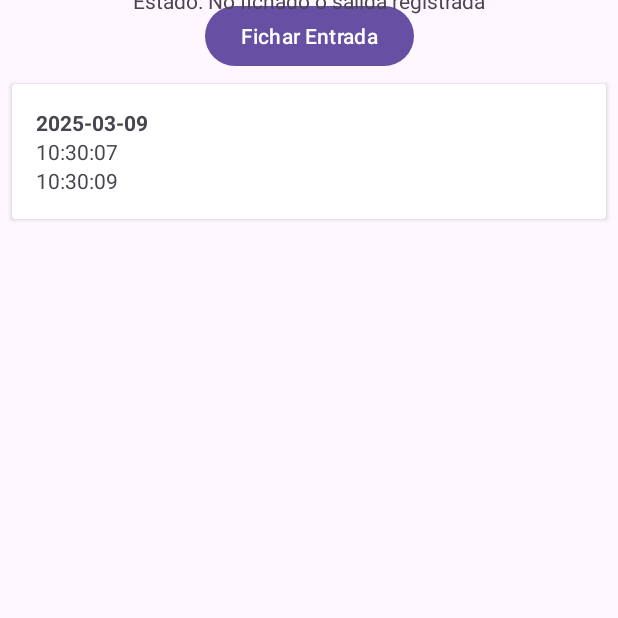
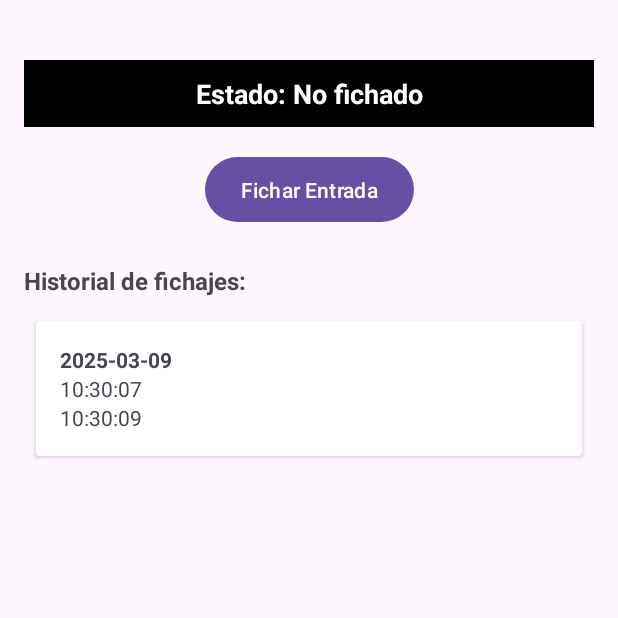
Before and after one commit to ffernandezco/DAS-Proyecto, an Android app: the screen it shows after launch (MainActivity), after a tap on "Fichar Salida", on a phone screen of 412 x 824 dp, the top half of it. Run offline under Robolectric (Android 15) with nearby library versions, the phone set to English and light mode, and no system bars; 1 other tap on this screen came first.

Commit message:
Mejoras de diseño, simplificación de clases

```diff
--- a/app/src/main/AndroidManifest.xml
+++ b/app/src/main/AndroidManifest.xml
@@ -13,7 +13,7 @@
         android:theme="@style/Theme.DASProyecto"
         tools:targetApi="31">
         <activity
-            android:name=".ui.MainActivity"
+            android:name=".MainActivity"
             android:exported="true">
             <intent-filter>
                 <action android:name="android.intent.action.MAIN" />
--- /dev/null
+++ b/app/src/main/java/eus/ehu/dasproyecto/DatabaseHelper.java
@@ -0,0 +1,112 @@
+package eus.ehu.dasproyecto;
+
+import android.content.ContentValues;
+import android.content.Context;
+import android.database.Cursor;
+import android.database.sqlite.SQLiteDatabase;
+import android.database.sqlite.SQLiteOpenHelper;
+
+import java.util.*;
+
+public class DatabaseHelper extends SQLiteOpenHelper {
+    private static final String DATABASE_NAME = "fichaje_db";
+    private static final int DATABASE_VERSION = 1;
+
+    private static final String TABLE_FICHAJES = "fichajes";
+    private static final String COLUMN_ID = "id";
+    private static final String COLUMN_FECHA = "fecha";
+    private static final String COLUMN_HORA_ENTRADA = "hora_entrada";
+    private static final String COLUMN_HORA_SALIDA = "hora_salida";
+    private static final String COLUMN_LATITUD = "latitud";
+    private static final String COLUMN_LONGITUD = "longitud";
+
+    public DatabaseHelper(Context context) {
+        super(context, DATABASE_NAME, null, DATABASE_VERSION);
+    }
+
+    @Override
+    public void onCreate(SQLiteDatabase db) {
+        String createTable = "CREATE TABLE " + TABLE_FICHAJES + " (" +
+                COLUMN_ID + " INTEGER PRIMARY KEY AUTOINCREMENT, " +
+                COLUMN_FECHA + " TEXT, " +
+                COLUMN_HORA_ENTRADA + " TEXT, " +
+                COLUMN_HORA_SALIDA + " TEXT, " +
+                COLUMN_LATITUD + " REAL, " +
+                COLUMN_LONGITUD + " REAL)";
+        db.execSQL(createTable);
+    }
+
+    @Override
+    public void onUpgrade(SQLiteDatabase db, int oldVersion, int newVersion) {
+        db.execSQL("DROP TABLE IF EXISTS " + TABLE_FICHAJES);
+        onCreate(db);
+    }
+
+    public void insertarFichaje(Fichaje fichaje) {
+        SQLiteDatabase db = this.getWritableDatabase();
+        ContentValues values = new ContentValues();
+        values.put(COLUMN_FECHA, fichaje.fecha);
+        values.put(COLUMN_HORA_ENTRADA, fichaje.horaEntrada);
+        values.put(COLUMN_HORA_SALIDA, fichaje.horaSalida);
+        values.put(COLUMN_LATITUD, fichaje.latitud);
+        values.put(COLUMN_LONGITUD, fichaje.longitud);
+
+        db.insert(TABLE_FICHAJES, null, values);
+        db.close();
+    }
+
+    public List<Fichaje> obtenerTodosLosFichajes() {
+        List<Fichaje> listaFichajes = new ArrayList<>();
+        SQLiteDatabase db = this.getReadableDatabase();
+        Cursor cursor = db.rawQuery("SELECT * FROM " + TABLE_FICHAJES + " ORDER BY fecha DESC", null);
+
+        if (cursor.moveToFirst()) {
+            do {
+                Fichaje fichaje = new Fichaje(
+                        cursor.getInt(0),
+                        cursor.getString(1),
+                        cursor.getString(2),
+                        cursor.getString(3),
+                        cursor.getDouble(4),
+                        cursor.getDouble(5)
+                );
+                listaFichajes.add(fichaje);
+            } while (cursor.moveToNext());
+        }
+        cursor.close();
+        db.close();
+        return listaFichajes;
+    }
+
+    public Fichaje obtenerUltimoFichajeDelDia(String fecha) {
+        SQLiteDatabase db = this.getReadableDatabase();
+        Cursor cursor = db.rawQuery("SELECT * FROM " + TABLE_FICHAJES + " WHERE fecha = ? ORDER BY hora_entrada DESC LIMIT 1",
+                new String[]{fecha});
+
+        if (cursor.moveToFirst()) {
+            Fichaje fichaje = new Fichaje(
+                    cursor.getInt(0),
+                    cursor.getString(1),
+                    cursor.getString(2),
+                    cursor.getString(3),
+                    cursor.getDouble(4),
+                    cursor.getDouble(5)
+            );
+            cursor.close();
+            db.close();
+            return fichaje;
+        }
+        cursor.close();
+        db.close();
+        return null;
+    }
+
+    public void actualizarFichaje(Fichaje fichaje) {
+        SQLiteDatabase db = this.getWritableDatabase();
+        ContentValues values = new ContentValues();
+        values.put(COLUMN_HORA_SALIDA, fichaje.horaSalida);
+
+        db.update(TABLE_FICHAJES, values, COLUMN_ID + " = ?", new String[]{String.valueOf(fichaje.id)});
+        db.close();
+    }
+}
--- a/app/src/main/java/eus/ehu/dasproyecto/data/Fichaje.java
+++ b/app/src/main/java/eus/ehu/dasproyecto/Fichaje.java
@@ -1,24 +1,23 @@
-package eus.ehu.dasproyecto.data;
+package eus.ehu.dasproyecto;
 
-import androidx.room.Entity;
-import androidx.room.PrimaryKey;
-
-@Entity(tableName = "fichajes")
 public class Fichaje {
-    @PrimaryKey(autoGenerate = true)
     public int id;
-
     public String fecha;
     public String horaEntrada;
     public String horaSalida;
     public double latitud;
     public double longitud;
 
-    public Fichaje(String fecha, String horaEntrada, String horaSalida, double latitud, double longitud) {
+    public Fichaje(int id, String fecha, String horaEntrada, String horaSalida, double latitud, double longitud) {
+        this.id = id;
         this.fecha = fecha;
         this.horaEntrada = horaEntrada;
         this.horaSalida = horaSalida;
         this.latitud = latitud;
         this.longitud = longitud;
     }
+
+    public Fichaje(String fecha, String horaEntrada, String horaSalida, double latitud, double longitud) {
+        this(-1, fecha, horaEntrada, horaSalida, latitud, longitud);
+    }
 }
--- a/app/src/main/java/eus/ehu/dasproyecto/ui/FichajeAdapter.java
+++ b/app/src/main/java/eus/ehu/dasproyecto/FichajeAdapter.java
@@ -1,4 +1,5 @@
-package eus.ehu.dasproyecto.ui;
+package eus.ehu.dasproyecto;
+
 
 import android.view.LayoutInflater;
 import android.view.View;
@@ -8,12 +9,7 @@ import android.widget.TextView;
 import androidx.annotation.NonNull;
 import androidx.recyclerview.widget.RecyclerView;
 
-import java.util.List;
-
-import eus.ehu.dasproyecto.R;
-import eus.ehu.dasproyecto.data.Fichaje;
-
-import android.util.Log;
+import java.util.*;
 
 public class FichajeAdapter extends RecyclerView.Adapter<FichajeAdapter.FichajeViewHolder> {
     private List<Fichaje> fichajes;
@@ -34,8 +30,6 @@ public class FichajeAdapter extends RecyclerView.Adapter<FichajeAdapter.FichajeV
     @Override
     public void onBindViewHolder(@NonNull FichajeViewHolder holder, int position) {
         Fichaje fichaje = fichajes.get(position);
-        Log.d("FichajeAdapter", "Mostrando fichaje: " + fichaje.fecha + " " + fichaje.horaEntrada);
-
         holder.tvFecha.setText(fichaje.fecha);
         holder.tvHoraEntrada.setText(fichaje.horaEntrada);
         holder.tvHoraSalida.setText(fichaje.horaSalida);
--- a/app/src/main/java/eus/ehu/dasproyecto/MainActivity.java
+++ b/app/src/main/java/eus/ehu/dasproyecto/MainActivity.java
@@ -1,24 +1,97 @@
 package eus.ehu.dasproyecto;
 
 import android.os.Bundle;
+import android.widget.Button;
+import android.widget.TextView;
 
-import androidx.activity.EdgeToEdge;
 import androidx.appcompat.app.AppCompatActivity;
-import androidx.core.graphics.Insets;
-import androidx.core.view.ViewCompat;
-import androidx.core.view.WindowInsetsCompat;
+import androidx.recyclerview.widget.LinearLayoutManager;
+import androidx.recyclerview.widget.RecyclerView;
+
+import java.text.SimpleDateFormat;
+import java.util.*;
 
 public class MainActivity extends AppCompatActivity {
+    private DatabaseHelper dbHelper;
+    private FichajeAdapter adapter;
+    private TextView tvEstadoFichaje;
+    private Button btnFichar;
 
     @Override
     protected void onCreate(Bundle savedInstanceState) {
         super.onCreate(savedInstanceState);
-        EdgeToEdge.enable(this);
         setContentView(R.layout.activity_main);
-        ViewCompat.setOnApplyWindowInsetsListener(findViewById(R.id.main), (v, insets) -> {
-            Insets systemBars = insets.getInsets(WindowInsetsCompat.Type.systemBars());
-            v.setPadding(systemBars.left, systemBars.top, systemBars.right, systemBars.bottom);
-            return insets;
-        });
+
+        dbHelper = new DatabaseHelper(this);
+
+        // Initialize UI components
+        tvEstadoFichaje = findViewById(R.id.tvEstadoFichaje);
+        btnFichar = findViewById(R.id.btnFichar);
+
+        RecyclerView recyclerView = findViewById(R.id.recyclerView);
+        recyclerView.setLayoutManager(new LinearLayoutManager(this));
+        adapter = new FichajeAdapter();
+        recyclerView.setAdapter(adapter);
+
+        // Set the click listener for the button
+        btnFichar.setOnClickListener(v -> registrarFichaje());
+
+        // Initial update of the UI and list
+        actualizarEstadoUI();
+        actualizarLista();
+    }
+
+    @Override
+    protected void onResume() {
+        super.onResume();
+        // Update UI state when returning to the activity
+        actualizarEstadoUI();
+        actualizarLista();
+    }
+
+    private void registrarFichaje() {
+        SimpleDateFormat sdfFecha = new SimpleDateFormat("yyyy-MM-dd", Locale.getDefault());
+        SimpleDateFormat sdfHora = new SimpleDateFormat("HH:mm:ss", Locale.getDefault());
+
+        String fechaActual = sdfFecha.format(new Date());
+        String horaActual = sdfHora.format(new Date());
+
+        // Buscar el último fichaje del día actual
+        Fichaje ultimoFichaje = dbHelper.obtenerUltimoFichajeDelDia(fechaActual);
+
+        if (ultimoFichaje == null || ultimoFichaje.horaSalida != null) {
+            // Si no hay fichaje del día o ya se fichó la salida, registrar nueva entrada
+            Fichaje nuevoFichaje = new Fichaje(fechaActual, horaActual, null, 0.0, 0.0);
+            dbHelper.insertarFichaje(nuevoFichaje);
+        } else {
+            // Si ya hay fichaje de entrada sin salida, actualizar con la hora de salida
+            ultimoFichaje.horaSalida = horaActual;
+            dbHelper.actualizarFichaje(ultimoFichaje);
+        }
+
+        // Update UI state and list after registering a clock in/out
+        actualizarEstadoUI();
+        actualizarLista();
+    }
+
+    private void actualizarEstadoUI() {
+        SimpleDateFormat sdfFecha = new SimpleDateFormat("yyyy-MM-dd", Locale.getDefault());
+        String fechaActual = sdfFecha.format(new Date());
+
+        Fichaje ultimoFichaje = dbHelper.obtenerUltimoFichajeDelDia(fechaActual);
+
+        if (ultimoFichaje == null || ultimoFichaje.horaSalida != null) {
+            // No hay fichaje o el último fichaje ya tiene hora de salida (no fichado)
+            tvEstadoFichaje.setText("Estado: No fichado");
+            btnFichar.setText("Fichar Entrada");
+        } else {
+            // Hay fichaje de entrada sin salida (fichado)
+            tvEstadoFichaje.setText("Estado: Fichado desde " + ultimoFichaje.horaEntrada);
+            btnFichar.setText("Fichar Salida");
+        }
+    }
+
+    private void actualizarLista() {
+        adapter.setFichajes(dbHelper.obtenerTodosLosFichajes());
     }
 }
--- a/app/src/main/java/eus/ehu/dasproyecto/data/FichajeDao.java
+++ /dev/null
@@ -1,24 +0,0 @@
-package eus.ehu.dasproyecto.data;
-
-import androidx.lifecycle.LiveData;
-import androidx.room.Dao;
-import androidx.room.Insert;
-import androidx.room.Query;
-import androidx.room.Update;
-
-import java.util.List;
-
-@Dao
-public interface FichajeDao {
-    @Insert
-    void insertarFichaje(Fichaje fichaje);
-
-    @Query("SELECT * FROM fichajes ORDER BY fecha DESC")
-    LiveData<List<Fichaje>> obtenerTodosLosFichajes();
-
-    @Query("SELECT * FROM fichajes WHERE fecha = :fecha ORDER BY horaEntrada DESC LIMIT 1")
-    Fichaje obtenerUltimoFichajeDelDia(String fecha);
-
-    @Update
-    void actualizarFichaje(Fichaje fichaje);
-}
--- a/app/src/main/java/eus/ehu/dasproyecto/data/FichajeDatabase.java
+++ /dev/null
@@ -1,27 +0,0 @@
-package eus.ehu.dasproyecto.data;
-
-import android.content.Context;
-
-import androidx.room.Database;
-import androidx.room.Room;
-import androidx.room.RoomDatabase;
-
-@Database(entities = {Fichaje.class}, version = 1, exportSchema = false)
-public abstract class FichajeDatabase extends RoomDatabase {
-    private static volatile FichajeDatabase INSTANCE;
-
-    public abstract FichajeDao fichajeDao();
-
-    public static FichajeDatabase getInstance(Context context) {
-        if (INSTANCE == null) {
-            synchronized (FichajeDatabase.class) {
-                if (INSTANCE == null) {
-                    INSTANCE = Room.databaseBuilder(context.getApplicationContext(),
-                                    FichajeDatabase.class, "fichaje_db")
-                            .build();
-                }
-            }
-        }
-        return INSTANCE;
-    }
-}
--- a/app/src/main/java/eus/ehu/dasproyecto/ui/MainActivity.java
+++ /dev/null
@@ -1,93 +0,0 @@
-package eus.ehu.dasproyecto.ui;
-
-import android.os.Bundle;
-import android.view.View;
-
-import androidx.appcompat.app.AppCompatActivity;
-import androidx.lifecycle.ViewModelProvider;
-import androidx.recyclerview.widget.LinearLayoutManager;
-import androidx.recyclerview.widget.RecyclerView;
-
-import java.text.SimpleDateFormat;
-import java.util.Date;
-import java.util.Locale;
-
-import eus.ehu.dasproyecto.R;
-import eus.ehu.dasproyecto.data.Fichaje;
-import eus.ehu.dasproyecto.data.FichajeDao;
-import eus.ehu.dasproyecto.data.FichajeDatabase;
-import eus.ehu.dasproyecto.viewmodel.FichajeViewModel;
-
-import android.util.Log;
-import android.widget.Button;
-import android.widget.TextView;
-
-public class MainActivity extends AppCompatActivity {
-    private FichajeViewModel fichajeViewModel;
-    private FichajeAdapter adapter;
-
-    @Override
-    protected void onCreate(Bundle savedInstanceState) {
-        super.onCreate(savedInstanceState);
-        setContentView(R.layout.activity_main);
-
-        RecyclerView recyclerView = findViewById(R.id.recyclerView);
-        recyclerView.setLayoutManager(new LinearLayoutManager(this));
-        adapter = new FichajeAdapter();
-        recyclerView.setAdapter(adapter);
-
-        fichajeViewModel = new ViewModelProvider(this).get(FichajeViewModel.class);
-        fichajeViewModel.getFichajes().observe(this, fichajes -> {
-            adapter.setFichajes(fichajes);
-            actualizarEstadoBoton(fichajes);
-        });
-
-        findViewById(R.id.btnFichar).setOnClickListener(v -> registrarFichaje());
-    }
-
-    /**
-     * Método para actualizar el estado del botón y el TextView según el último fichaje del día.
-     */
-    private void actualizarEstadoBoton(java.util.List<Fichaje> fichajes) {
-        String fechaHoy = new SimpleDateFormat("yyyy-MM-dd", Locale.getDefault()).format(new Date());
-        boolean entradaFichada = false;
-
-        for (Fichaje f : fichajes) {
-            if (f.fecha.equals(fechaHoy) && f.horaSalida.equals("--:--")) {
-                entradaFichada = true;
-                break;
-            }
-        }
-
-        Button btnFichar = findViewById(R.id.btnFichar);
-        TextView tvEstadoFichaje = findViewById(R.id.tvEstadoFichaje);
-
-        if (entradaFichada) {
-            btnFichar.setText("Fichar Salida");
-            tvEstadoFichaje.setText("Estado: Entrada fichada");
-        } else {
-            btnFichar.setText("Fichar Entrada");
-            tvEstadoFichaje.setText("Estado: No fichado o salida registrada");
-        }
-    }
-
-    private void registrarFichaje() {
-        String fecha = new SimpleDateFormat("yyyy-MM-dd", Locale.getDefault()).format(new Date());
-        String horaActual = new SimpleDateFormat("HH:mm:ss", Locale.getDefault()).format(new Date());
-
-        new Thread(() -> {
-            FichajeDao dao = FichajeDatabase.getInstance(getApplication()).fichajeDao();
-            Fichaje ultimoFichaje = dao.obtenerUltimoFichajeDelDia(fecha);
-
-            if (ultimoFichaje == null || !ultimoFichaje.horaSalida.equals("--:--")) {
-                // No hay fichaje abierto o el último ya tiene salida -> Crear un nuevo fichaje
-                Fichaje nuevoFichaje = new Fichaje(fecha, horaActual, "--:--", 0, 0);
-                dao.insertarFichaje(nuevoFichaje);
-            } else {
-                // Último fichaje está abierto -> Registrar salida
-                ultimoFichaje.horaSalida = horaActual;
-                dao.actualizarFichaje(ultimoFichaje);
-            }
-        }).start();
-    }
-}
--- a/app/src/main/java/eus/ehu/dasproyecto/viewmodel/FichajeViewModel.java
+++ /dev/null
@@ -1,43 +0,0 @@
-package eus.ehu.dasproyecto.viewmodel;
-
-import android.app.Application;
-
-import androidx.lifecycle.AndroidViewModel;
-import androidx.lifecycle.LiveData;
-
-import java.util.List;
-
-import eus.ehu.dasproyecto.data.Fichaje;
-import eus.ehu.dasproyecto.data.FichajeDatabase;
-
-import android.util.Log;
-
-public class FichajeViewModel extends AndroidViewModel {
-    private final LiveData<List<Fichaje>> fichajes;
-
-    public FichajeViewModel(Application application) {
-        super(application);
-        FichajeDatabase db = FichajeDatabase.getInstance(application);
-        fichajes = db.fichajeDao().obtenerTodosLosFichajes();
-
-        fichajes.observeForever(lista -> {
-            Log.d("FichajeViewModel", "Fichajes en la BD: " + lista.size());
-        });
-    }
-
-    public LiveData<List<Fichaje>> getFichajes() {
-        return fichajes;
-    }
-
-    public void insertarFichaje(Fichaje fichaje) {
-        new Thread(() -> FichajeDatabase.getInstance(getApplication())
-                .fichajeDao()
-                .insertarFichaje(fichaje)).start();
-    }
-
-    public void actualizarFichaje(Fichaje fichaje) {
-        new Thread(() -> FichajeDatabase.getInstance(getApplication())
-                .fichajeDao()
-                .actualizarFichaje(fichaje)).start();
-    }
-}
--- a/app/src/main/res/layout/activity_main.xml
+++ b/app/src/main/res/layout/activity_main.xml
@@ -5,35 +5,58 @@
     android:id="@+id/main"
     android:layout_width="match_parent"
     android:layout_height="match_parent"
+    android:orientation="vertical"
+    android:padding="16dp"
     tools:context=".MainActivity">
+
+    <TextView
+        android:id="@+id/tvEstadoFichaje"
+        android:layout_width="0dp"
+        android:layout_height="wrap_content"
+        android:layout_marginTop="24dp"
+        android:background="@android:color/background_dark"
+        android:paddingVertical="10dp"
+        android:text="Estado: No fichado"
+        android:textAlignment="center"
+        android:textColor="@android:color/white"
+        android:textSize="18sp"
+        android:textStyle="bold"
+        app:layout_constraintEnd_toEndOf="parent"
+        app:layout_constraintStart_toStartOf="parent"
+        app:layout_constraintTop_toTopOf="parent" />
 
     <Button
         android:id="@+id/btnFichar"
         android:layout_width="wrap_content"
         android:layout_height="wrap_content"
+        android:layout_marginTop="16dp"
+        android:paddingHorizontal="24dp"
+        android:paddingVertical="12dp"
         android:text="Fichar Entrada"
-        app:layout_constraintBottom_toTopOf="@+id/recyclerView"
         app:layout_constraintEnd_toEndOf="parent"
         app:layout_constraintStart_toStartOf="parent"
-        app:layout_constraintTop_toTopOf="parent" />
+        app:layout_constraintTop_toBottomOf="@+id/tvEstadoFichaje" />
 
     <TextView
-        android:id="@+id/tvEstadoFichaje"
-        android:layout_width="wrap_content"
+        android:id="@+id/tvHistorialLabel"
+        android:layout_width="0dp"
         android:layout_height="wrap_content"
-        android:text="Estado: No fichado"
-        app:layout_constraintBottom_toTopOf="@id/btnFichar"
+        android:layout_marginTop="24dp"
+        android:text="Historial de fichajes:"
+        android:textSize="16sp"
+        android:textStyle="bold"
         app:layout_constraintEnd_toEndOf="parent"
         app:layout_constraintStart_toStartOf="parent"
-        app:layout_constraintTop_toTopOf="parent" />
+        app:layout_constraintTop_toBottomOf="@+id/btnFichar" />
 
     <androidx.recyclerview.widget.RecyclerView
         android:id="@+id/recyclerView"
         android:layout_width="0dp"
         android:layout_height="0dp"
+        android:layout_marginTop="8dp"
         app:layout_constraintBottom_toBottomOf="parent"
         app:layout_constraintEnd_toEndOf="parent"
         app:layout_constraintStart_toStartOf="parent"
-        app:layout_constraintTop_toBottomOf="@id/btnFichar" />
+        app:layout_constraintTop_toBottomOf="@id/tvHistorialLabel" />
 
 </androidx.constraintlayout.widget.ConstraintLayout>
```
